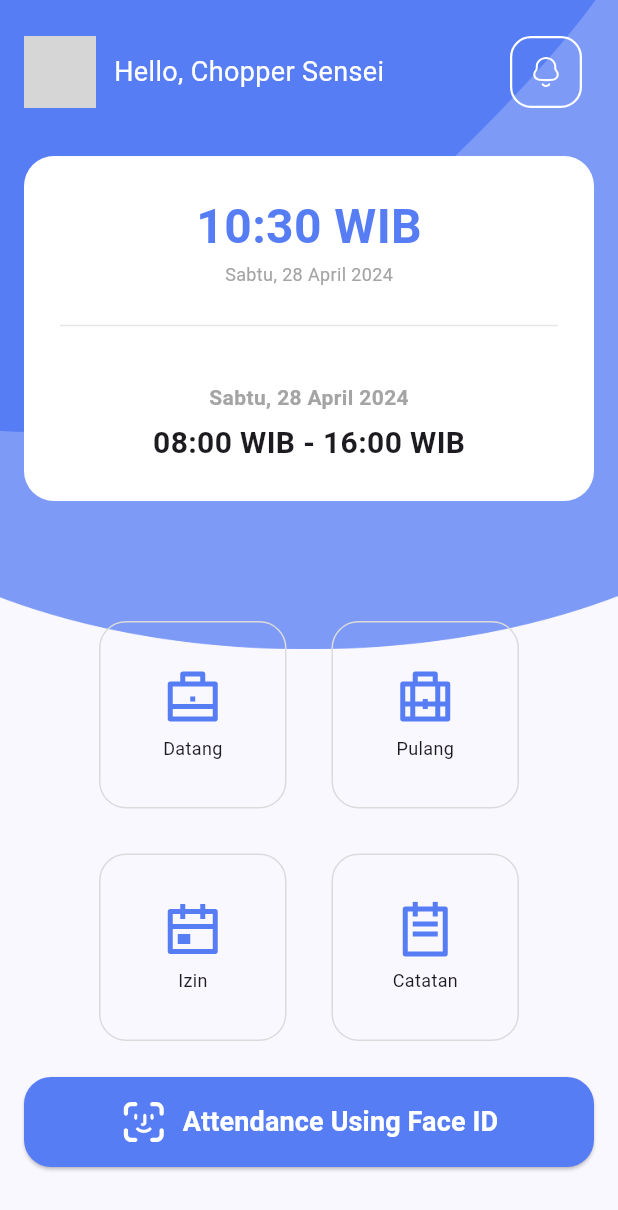
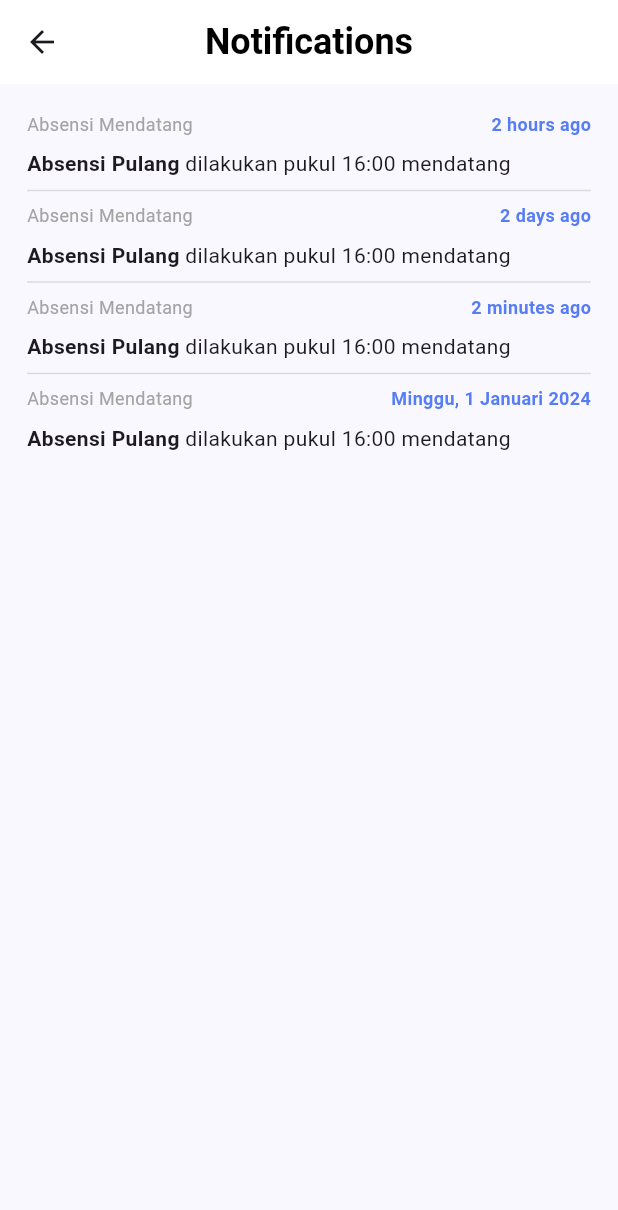
Before and after one commit to bahrie127/abs-template, a Flutter app: the HomePage screen opened directly, after a tap on an icon or button, on a phone screen of 412 x 824 dp. Shown: the top 1210 px of the screen. Run offline on Flutter 3.47's test engine with Material 3 defaults, Android fonts, the phone set to English and light mode, and no system bars; our stand-ins replace camera, dotted_border, flutter_svg, google_fonts, image_picker; network calls fail; grey boxes are pictures that could not be loaded.

Commit message:
feat: slicing notification page

```diff
--- a/lib/core/assets/assets.gen.dart
+++ b/lib/core/assets/assets.gen.dart
@@ -84,6 +84,10 @@ class $AssetsImagesGen {
   AssetGenImage get logoWhite =>
       const AssetGenImage('assets/images/logo_white.png');
 
+  /// File path: assets/images/notification.png
+  AssetGenImage get notification =>
+      const AssetGenImage('assets/images/notification.png');
+
   /// File path: assets/images/see_location.png
   AssetGenImage get seeLocation =>
       const AssetGenImage('assets/images/see_location.png');
@@ -100,6 +104,7 @@ class $AssetsImagesGen {
         logo,
         logoCodeWithBahri,
         logoWhite,
+        notification,
         seeLocation,
         success
       ];
--- /dev/null
+++ b/lib/ui/home/models/notification_model.dart
@@ -0,0 +1,35 @@
+import '../../../core/core.dart';
+
+class NotificationModel {
+  final String label;
+  final String title;
+  final String message;
+  final DateTime datetime;
+
+  NotificationModel({
+    required this.label,
+    required this.title,
+    required this.message,
+    required this.datetime,
+  });
+
+  String get timeAgo {
+    final now = DateTime.now();
+    final difference = now.difference(datetime);
+
+    if (difference.inDays > 30) {
+      return datetime.toFormattedDate();
+    } else if (difference.inDays > 0) {
+      final days = difference.inDays;
+      return '$days ${days == 1 ? 'day' : 'days'} ago';
+    } else if (difference.inHours > 0) {
+      final hours = difference.inHours;
+      return '$hours ${hours == 1 ? 'hour' : 'hours'} ago';
+    } else if (difference.inMinutes > 0) {
+      final minutes = difference.inMinutes;
+      return '$minutes ${minutes == 1 ? 'minute' : 'minutes'} ago';
+    } else {
+      return 'Just now';
+    }
+  }
+}
--- a/lib/ui/home/pages/home_page.dart
+++ b/lib/ui/home/pages/home_page.dart
@@ -4,6 +4,7 @@ import '../../../core/core.dart';
 import '../widgets/menu_button.dart';
 import 'attendance_page.dart';
 import 'notes_page.dart';
+import 'notification_page.dart';
 import 'permit_page.dart';
 
 class HomePage extends StatelessWidget {
@@ -48,7 +49,9 @@ class HomePage extends StatelessWidget {
                     ),
                   ),
                   IconButton(
-                    onPressed: () {},
+                    onPressed: () {
+                      context.push(const NotificationPage());
+                    },
                     icon: Assets.icons.notificationRounded.svg(),
                   ),
                 ],
--- /dev/null
+++ b/lib/ui/home/pages/notification_page.dart
@@ -0,0 +1,125 @@
+import 'package:flutter/material.dart';
+
+import '../../../core/core.dart';
+import '../models/notification_model.dart';
+
+class NotificationPage extends StatelessWidget {
+  const NotificationPage({super.key});
+
+  @override
+  Widget build(BuildContext context) {
+    final notifications = [
+      NotificationModel(
+        label: 'Absensi Mendatang',
+        title: 'Absensi Pulang',
+        message: 'dilakukan pukul 16:00 mendatang',
+        datetime: DateTime.now().subtract(const Duration(hours: 2)),
+      ),
+      NotificationModel(
+        label: 'Absensi Mendatang',
+        title: 'Absensi Pulang',
+        message: 'dilakukan pukul 16:00 mendatang',
+        datetime: DateTime.now().subtract(const Duration(days: 2)),
+      ),
+      NotificationModel(
+        label: 'Absensi Mendatang',
+        title: 'Absensi Pulang',
+        message: 'dilakukan pukul 16:00 mendatang',
+        datetime: DateTime.now().subtract(const Duration(minutes: 2)),
+      ),
+      NotificationModel(
+        label: 'Absensi Mendatang',
+        title: 'Absensi Pulang',
+        message: 'dilakukan pukul 16:00 mendatang',
+        datetime: DateTime(
+          2024,
+        ),
+      ),
+    ];
+    return Scaffold(
+      appBar: AppBar(
+        title: const Text('Notifications'),
+      ),
+      body: Padding(
+        padding: const EdgeInsets.all(18.0),
+        child: notifications.isEmpty
+            ? Column(
+                mainAxisAlignment: MainAxisAlignment.end,
+                children: [
+                  const Spacer(),
+                  Assets.images.notification.image(width: 183.0),
+                  const SpaceHeight(60.0),
+                  const Text(
+                    'Belum ada Notifikasi',
+                    textAlign: TextAlign.center,
+                    style: TextStyle(
+                      fontSize: 24.0,
+                      fontWeight: FontWeight.bold,
+                    ),
+                  ),
+                  const SpaceHeight(20.0),
+                  const Text(
+                    'Jika Anda mendapat notifikasi dari aktivitas Anda, notifikasi tersebut akan muncul di sini.',
+                    textAlign: TextAlign.center,
+                  ),
+                  const Spacer(),
+                  Button.filled(
+                    onPressed: () => context.pop(),
+                    label: 'Back Home',
+                  ),
+                ],
+              )
+            : ListView.separated(
+                itemBuilder: (context, index) {
+                  final item = notifications[index];
+                  return Column(
+                    crossAxisAlignment: CrossAxisAlignment.start,
+                    children: [
+                      Row(
+                        mainAxisAlignment: MainAxisAlignment.spaceBetween,
+                        children: [
+                          Text(
+                            item.label,
+                            style: const TextStyle(
+                              fontSize: 12.0,
+                              color: AppColors.grey,
+                            ),
+                          ),
+                          Text(
+                            item.timeAgo,
+                            style: const TextStyle(
+                              fontSize: 12.0,
+                              color: AppColors.primary,
+                              fontWeight: FontWeight.bold,
+                            ),
+                          ),
+                        ],
+                      ),
+                      const SpaceHeight(8.0),
+                      Text.rich(
+                        TextSpan(
+                          text: item.title,
+                          style: const TextStyle(
+                            fontWeight: FontWeight.bold,
+                          ),
+                          children: [
+                            TextSpan(
+                              text: ' ${item.message}',
+                              style: const TextStyle(
+                                fontWeight: FontWeight.w400,
+                              ),
+                            ),
+                          ],
+                        ),
+                      ),
+                    ],
+                  );
+                },
+                separatorBuilder: (context, index) =>
+                    const Divider(color: AppColors.stroke),
+                itemCount: notifications.length,
+              ),
+      ),
+    );
+  }
+}
```
Also changed, not shown: assets/images/notification.png (added).
